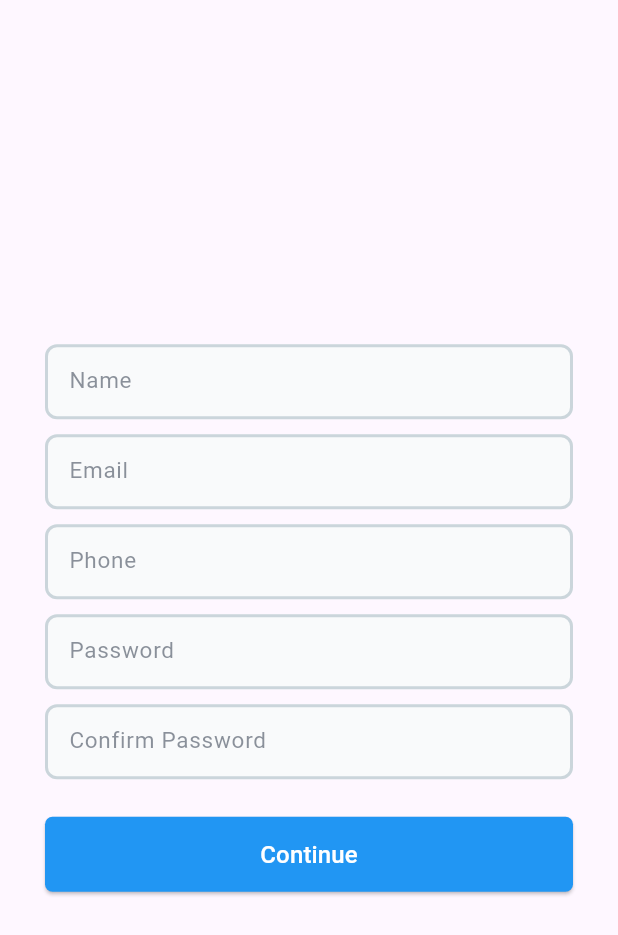
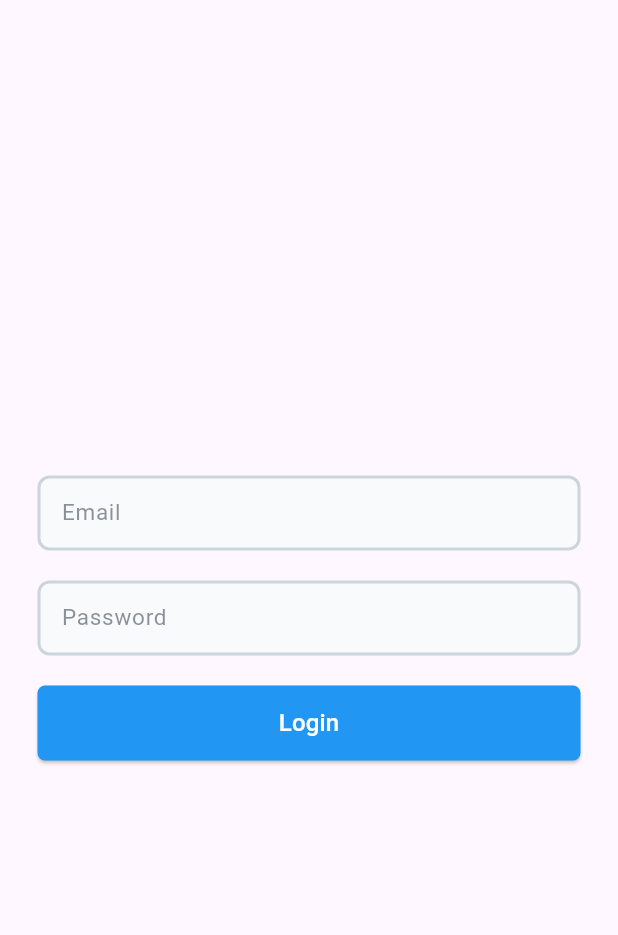
Before and after one commit to neo-0007/codestellation, a Flutter app: the screen it shows after launch, on a phone screen of 412 x 824 dp. Shown: the top 935 px of the screen. Run offline on Flutter 3.47's test engine with Material 3 defaults, Android fonts, the phone set to English and light mode, and no system bars.

Commit message:
feat: add login ui

```diff
--- a/flutter_client/lib/myapp.dart
+++ b/flutter_client/lib/myapp.dart
@@ -1,6 +1,6 @@
 import 'package:flutter/material.dart';
 import 'package:flutter_client/core/theme/text_field_theme.dart';
-import 'package:flutter_client/ui/pages/register_page.dart';
+import 'package:flutter_client/ui/pages/login_page.dart';
 
 class MyApp extends StatelessWidget {
   const MyApp({super.key});
@@ -15,7 +15,7 @@ class MyApp extends StatelessWidget {
         inputDecorationTheme: CTextFormFieldTheme.lightTheme
       ),
       home: Scaffold(
-        body: RegisterPage(),
+        body: LoginPage(),
       ),
     );
   }
--- /dev/null
+++ b/flutter_client/lib/ui/pages/login_page.dart
@@ -0,0 +1,37 @@
+import 'package:flutter/material.dart';
+import 'package:flutter_client/ui/widgets/auth_form_field.dart';
+import 'package:flutter_client/ui/widgets/blue_button.dart';
+
+class LoginPage extends StatelessWidget {
+  const LoginPage({super.key});
+
+  @override
+  Widget build(BuildContext context) {
+    TextEditingController emailController = TextEditingController();
+    TextEditingController passwordController = TextEditingController();
+
+    return Scaffold(
+      body: Padding(
+        padding: const EdgeInsets.symmetric(horizontal: 25),
+        child: Center(
+          child: Column(
+            mainAxisAlignment: MainAxisAlignment.center,
+            children: [
+              CAuthFormField(hintText: 'Email', controller: emailController),
+              SizedBox(
+                height: 20,
+              ),
+              CAuthFormField(
+                hintText: 'Password',
+                controller: passwordController,
+                obscureText: true,
+              ),
+              SizedBox(height: 20,),
+              BlueButton(text: 'Login', onPressed: (){})
+            ],
+          ),
+        ),
+      ),
+    );
+  }
+}
--- a/flutter_client/lib/ui/pages/register_page.dart
+++ b/flutter_client/lib/ui/pages/register_page.dart
@@ -56,7 +56,10 @@ class RegisterPage extends StatelessWidget {
               SizedBox(
                 height: 25,
               ),
-              BlueButton(text: 'Continue', onPressed: (){})
+              BlueButton(
+                text: 'Continue',
+                onPressed: () {},
+              )
             ],
           ),
         ),
```
